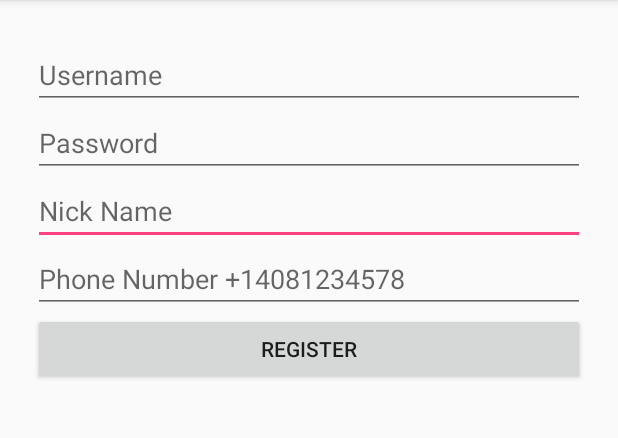
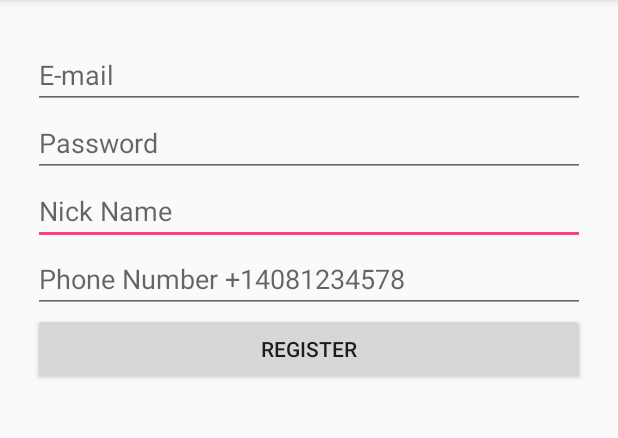
Before and after one commit to vivz753/CMPE131Atlas, an Android app: the RegisterActivity screen opened directly, with no data from a screen before it, on a phone screen of 412 x 824 dp, the part 84-522 px from its top. Run offline under Robolectric (Android 15) with nearby library versions, the phone set to English and light mode, and no system bars; our stand-ins replace Firebase (no records; nobody signed in at launch, a user with empty details on screens opened directly).

Commit message:
Midnight commit

```diff
--- a/app/build.gradle
+++ b/app/build.gradle
@@ -32,4 +32,7 @@ dependencies {
     compile 'com.android.support:support-vector-drawable:25.3.1'
     compile 'com.google.android.gms:play-services-maps:10.2.4'
     testCompile 'junit:junit:4.12'
+    compile 'com.google.firebase:firebase-auth:10.2.4'
 }
+
+apply plugin: 'com.google.gms.google-services'
--- a/app/src/main/java/com/example/x1user/atlas/RegisterActivity.java
+++ b/app/src/main/java/com/example/x1user/atlas/RegisterActivity.java
@@ -1,23 +1,43 @@
 package com.example.x1user.atlas;
 
 import android.content.Intent;
+import android.support.annotation.NonNull;
 import android.support.v7.app.AppCompatActivity;
 import android.os.Bundle;
+import android.text.TextUtils;
 import android.view.View;
 import android.widget.Button;
 import android.widget.EditText;
+import android.widget.Toast;
+
+import com.google.android.gms.tasks.OnCompleteListener;
+import com.google.android.gms.tasks.Task;
+import com.google.firebase.auth.AuthResult;
+import com.google.firebase.auth.FirebaseAuth;
 
 public class RegisterActivity extends AppCompatActivity {
+
+    private FirebaseAuth fba;
+
+    private EditText etEmail;
+    private EditText etPassword;
+    private EditText etNickName;
+    private EditText etPhoneNumber;
+
+    private User theUser;
+
 
     @Override
     protected void onCreate(Bundle savedInstanceState) {
         super.onCreate(savedInstanceState);
         setContentView(R.layout.activity_register);
 
-        final EditText etUserName = (EditText)findViewById(R.id.etUserName);
-        final EditText etPassword = (EditText)findViewById(R.id.etPassword);
-        final EditText etNickName = (EditText)findViewById(R.id.etNickName);
-        final EditText etPhoneNumber = (EditText)findViewById(R.id.etPhoneNumber);
+        fba = FirebaseAuth.getInstance();
+
+        etEmail = (EditText)findViewById(R.id.etEmail);
+         etPassword = (EditText)findViewById(R.id.etPassword);
+        etNickName = (EditText)findViewById(R.id.etNickName);
+        etPhoneNumber = (EditText)findViewById(R.id.etPhoneNumber);
 
         final Button bRegister = (Button)findViewById(R.id.bRegister);
 
@@ -25,8 +45,41 @@ public class RegisterActivity extends AppCompatActivity {
 
             @Override
             public void onClick(View v) {
-                Intent registerIntent = new Intent(RegisterActivity.this, UserAreaActivity.class);
-                startActivity(registerIntent);
+                createAccount();
+
+            }
+        });
+    }
+
+    private void createAccount(){
+        String email = etEmail.getText().toString();
+        String password = etPassword.getText().toString();
+        String nickname = etNickName.getText().toString();
+        String phoneNumber = etPhoneNumber.getText().toString();
+
+        //theUser = new User(email, password, nickname, phoneNumber);
+
+        if(TextUtils.isEmpty(email) || TextUtils.isEmpty(password)){
+            Toast.makeText(this, "Please enter valid e-mail and password", Toast.LENGTH_SHORT).show();
+            return;
+        }
+
+        fba.createUserWithEmailAndPassword(email, password).addOnCompleteListener(this, new OnCompleteListener<AuthResult>(){
+
+            @Override
+            public void onComplete(@NonNull Task<AuthResult> task) {
+                if (task.isSuccessful()) {
+                    Toast.makeText(RegisterActivity.this, "Success", Toast.LENGTH_SHORT).show();
+                    finish();
+                    Intent iRegister = new Intent(RegisterActivity.this, UserAreaActivity.class);
+                    startActivity(iRegister);
+
+                } else
+
+                {
+                    Toast.makeText(RegisterActivity.this, "Fail", Toast.LENGTH_SHORT).show();
+                    return;
+                }
             }
         });
     }
--- a/app/src/main/res/layout/activity_chat.xml
+++ b/app/src/main/res/layout/activity_chat.xml
@@ -48,7 +48,7 @@
             android:layout_width="wrap_content"
             android:layout_height="wrap_content"
             android:layout_gravity="left|center_vertical"
-            android:text="MySelf"
+            android:text="Me"
             android:singleLine="false"
             android:textSize="20dp" />
 
@@ -57,7 +57,7 @@
             android:layout_width="wrap_content"
             android:layout_height="wrap_content"
             android:layout_alignParentRight="true"
-            android:text="Friend"
+            android:text="You"
             android:textSize="20dp" />
 
 
--- a/app/src/main/res/layout/activity_login.xml
+++ b/app/src/main/res/layout/activity_login.xml
@@ -22,7 +22,7 @@
         android:layout_marginBottom="8dp" />
 
     <EditText
-        android:id="@+id/etUserName"
+        android:id="@+id/etEmail"
         android:layout_width="367dp"
         android:layout_height="wrap_content"
         android:ems="10"
@@ -52,7 +52,7 @@
         android:ems="10"
         android:hint="Password"
         android:inputType="textPassword"
-        app:layout_constraintTop_toBottomOf="@+id/etUserName"
+        app:layout_constraintTop_toBottomOf="@+id/etEmail"
         app:layout_constraintRight_toRightOf="parent"
         app:layout_constraintLeft_toLeftOf="parent"
         android:layout_marginTop="19dp" />
--- a/app/src/main/res/layout/activity_register.xml
+++ b/app/src/main/res/layout/activity_register.xml
@@ -18,16 +18,16 @@
         app:layout_constraintTop_toBottomOf="@+id/etPassword" />
 
     <EditText
-        android:id="@+id/etUserName"
+        android:id="@+id/etEmail"
         android:layout_width="368dp"
         android:layout_height="wrap_content"
+        android:layout_marginTop="27dp"
         android:ems="10"
-        android:hint="Username"
+        android:hint="E-mail"
         android:inputType="textPersonName"
         app:layout_constraintLeft_toLeftOf="parent"
         app:layout_constraintRight_toRightOf="parent"
-        app:layout_constraintTop_toTopOf="parent"
-        android:layout_marginTop="27dp" />
+        app:layout_constraintTop_toTopOf="parent" />
 
     <EditText
         android:id="@+id/etPassword"
@@ -38,7 +38,7 @@
         android:inputType="textPassword"
         app:layout_constraintLeft_toLeftOf="parent"
         app:layout_constraintRight_toRightOf="parent"
-        app:layout_constraintTop_toBottomOf="@+id/etUserName" />
+        app:layout_constraintTop_toBottomOf="@+id/etEmail" />
 
     <EditText
         android:id="@+id/etPhoneNumber"
--- a/build.gradle
+++ b/build.gradle
@@ -9,6 +9,7 @@ buildscript {
 //compile "com.android.volley:volley:1.0.0"
         // NOTE: Do not place your application dependencies here; they belong
         // in the individual module build.gradle files
+        classpath 'com.google.gms:google-services:3.0.0'
     }
 }
 
```
Also changed, not shown: app/src/main/java/com/example/x1user/atlas/LoginActivity.java (+48 -4 lines), app/src/main/java/com/example/x1user/atlas/User.java (added, +41 -0 lines), 3 other files.
